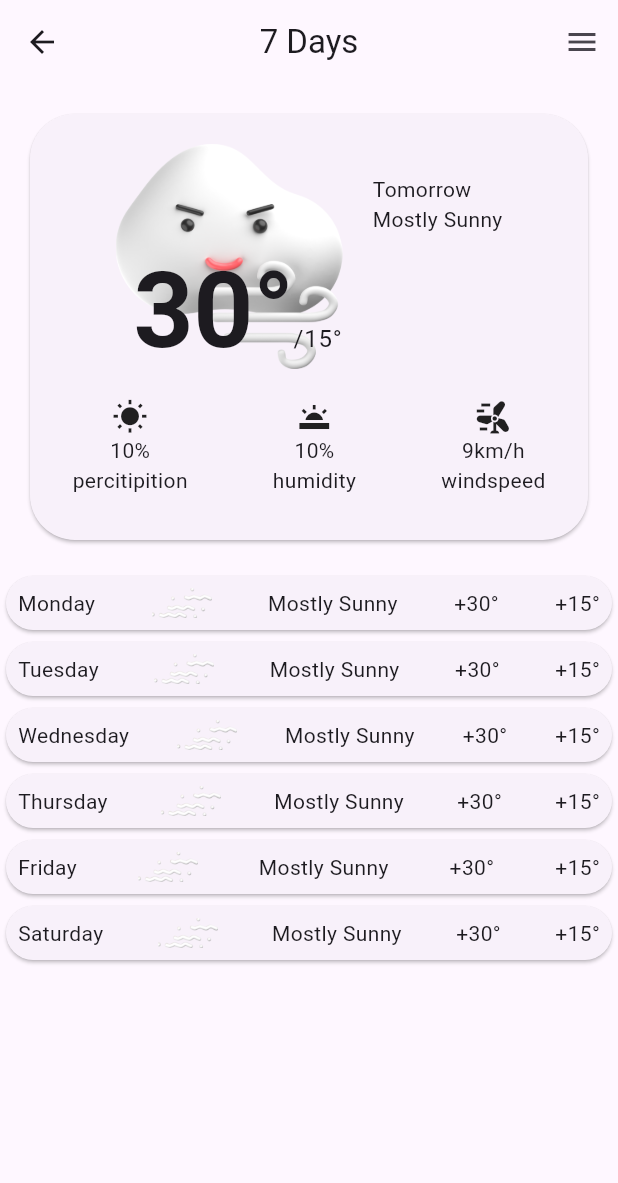
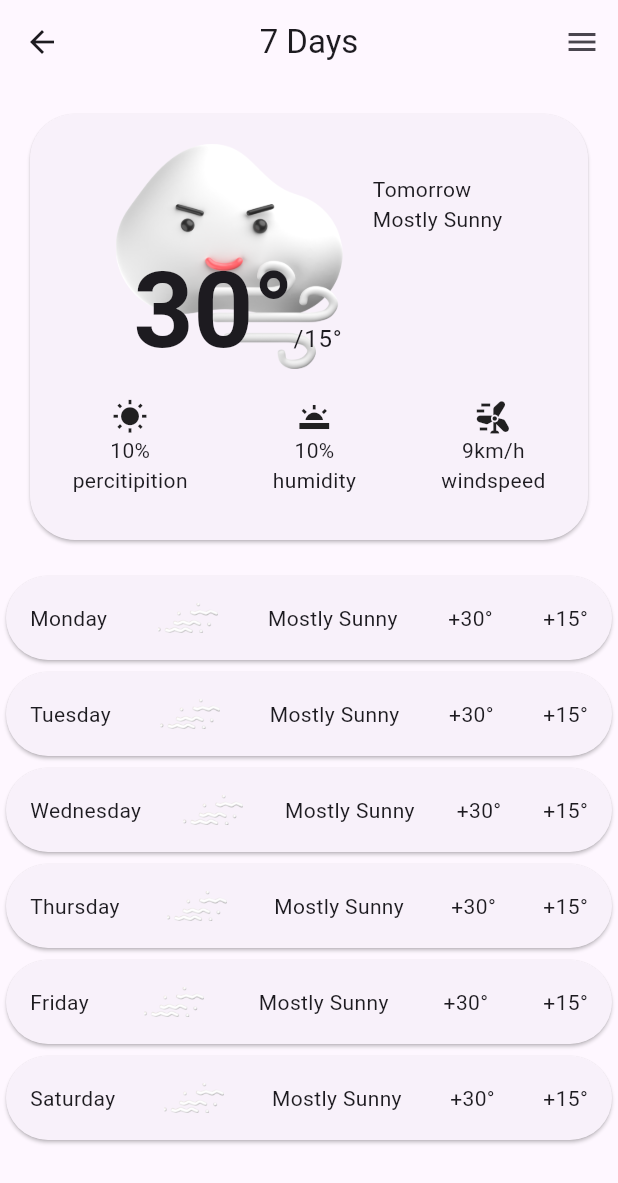
Before and after one commit to RomjanHossain/WeatherBoy2, a Flutter app: the screen it shows after launch, after a tap on the "add" icon, on a phone screen of 412 x 824 dp. Shown: the top 1183 px of the screen. Run offline on Flutter 3.47's test engine with Material 2 defaults, Android fonts, the phone set to English and light mode, and no system bars; our stand-ins replace sqflite; accounts and stored records are empty.

Commit message:
minor chagnes

```diff
--- a/lib/screens/forcasts/forcast.dart
+++ b/lib/screens/forcasts/forcast.dart
@@ -10,9 +10,28 @@ class SevenDayForcast extends StatelessWidget {
     return Scaffold(
       appBar: AppBar(
         title: const Text('7 Days'),
+        leading: IconButton(
+          onPressed: () {
+            Navigator.pop(context);
+          },
+          icon: const Hero(
+            tag: 'back',
+            child: Icon(Icons.arrow_back),
+          ),
+        ),
         centerTitle: true,
         actions: [
-          IconButton(onPressed: () {}, icon: Icon(Icons.menu)),
+          IconButton(
+              onPressed: () async {
+                // String _h = String.fromEnvironment('JAVA_HOME');
+                // print(_h);
+                /// testing the api
+                // final _api = APIProvider();
+                // final CurrentWeatherModel _data =
+                //     await _api.getCurrentWeather(40.7128, -74.0060);
+                // print(_data);
+              },
+              icon: const Icon(Icons.menu)),
         ],
       ),
       body: ListView(
@@ -65,8 +84,8 @@ class SevenDayForcast extends StatelessWidget {
                       ],
                     ),
                     width20(),
-                    Padding(
-                      padding: const EdgeInsets.only(top: 20),
+                    const Padding(
+                      padding: EdgeInsets.only(top: 20),
                       child: Column(
                         crossAxisAlignment: CrossAxisAlignment.start,
                         children: [
@@ -78,7 +97,7 @@ class SevenDayForcast extends StatelessWidget {
                   ],
                 ),
                 height20(),
-                Row(
+                const Row(
                   mainAxisAlignment: MainAxisAlignment.spaceAround,
                   children: [
                     CardHome(
@@ -110,11 +129,14 @@ class SevenDayForcast extends StatelessWidget {
             physics: const NeverScrollableScrollPhysics(),
             itemBuilder: (c, i) {
               return Card(
+                // margin: const EdgeInsets.all(8) ,
                 shape: RoundedRectangleBorder(
                   borderRadius: BorderRadius.circular(30),
                 ),
-                child: Padding(
-                  padding: const EdgeInsets.all(8.0),
+                child: Container(
+                  height: 40,
+                  padding: const EdgeInsets.all(8),
+                  margin: const EdgeInsets.all(8),
                   child: Row(
                     mainAxisAlignment: MainAxisAlignment.spaceBetween,
                     // crossAxisAlignment: CrossAxisAlignment.center,
@@ -129,13 +151,13 @@ class SevenDayForcast extends StatelessWidget {
                       ),
 
                       /// status txt
-                      Text('Mostly Sunny'),
+                      const Text('Mostly Sunny'),
 
                       /// temp 1
-                      Text('+30°'),
+                      const Text('+30°'),
 
                       /// temp 2
-                      Text('+15°'),
+                      const Text('+15°'),
                     ],
                   ),
                 ),
--- a/lib/screens/home/home_page.dart
+++ b/lib/screens/home/home_page.dart
@@ -92,7 +92,7 @@ class HomePage extends StatelessWidget {
 
           /// todays cards
           SizedBox(
-            height: 130,
+            height: 150,
             // width: 200,
             child: ListView.builder(
               itemCount: 7,
@@ -116,8 +116,13 @@ class HomePage extends StatelessWidget {
                     child: Column(
                       mainAxisAlignment: MainAxisAlignment.center,
                       children: [
+                        height10(),
+
                         /// time
-                        Text('${i + 1}:00 PM'),
+                        Padding(
+                          padding: const EdgeInsets.all(8.0),
+                          child: Text('${i + 1}:00 PM'),
+                        ),
 
                         /// icon
                         Image.asset(
@@ -127,6 +132,7 @@ class HomePage extends StatelessWidget {
 
                         /// temp
                         const Text('20°C'),
+                        height10(),
                       ],
                     ),
                   ),
@@ -150,7 +156,11 @@ class HomePage extends StatelessWidget {
                           builder: (context) => const SevenDayForcast(),
                         ));
                   },
-                    icon: const Icon(Icons.add)),
+                  icon: const Hero(
+                    tag: 'back',
+                    child: Icon(Icons.add),
+                  ),
+                ),
               ],
             ),
           ),
```
Lines whose indentation alone changed are shown as unchanged.
